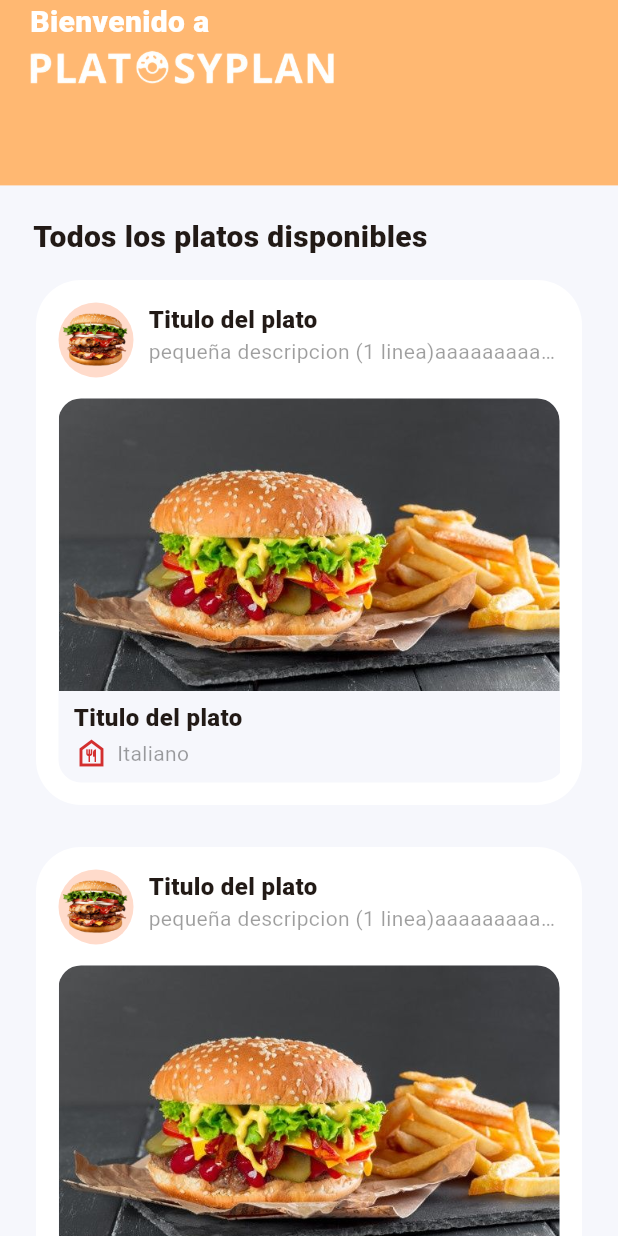
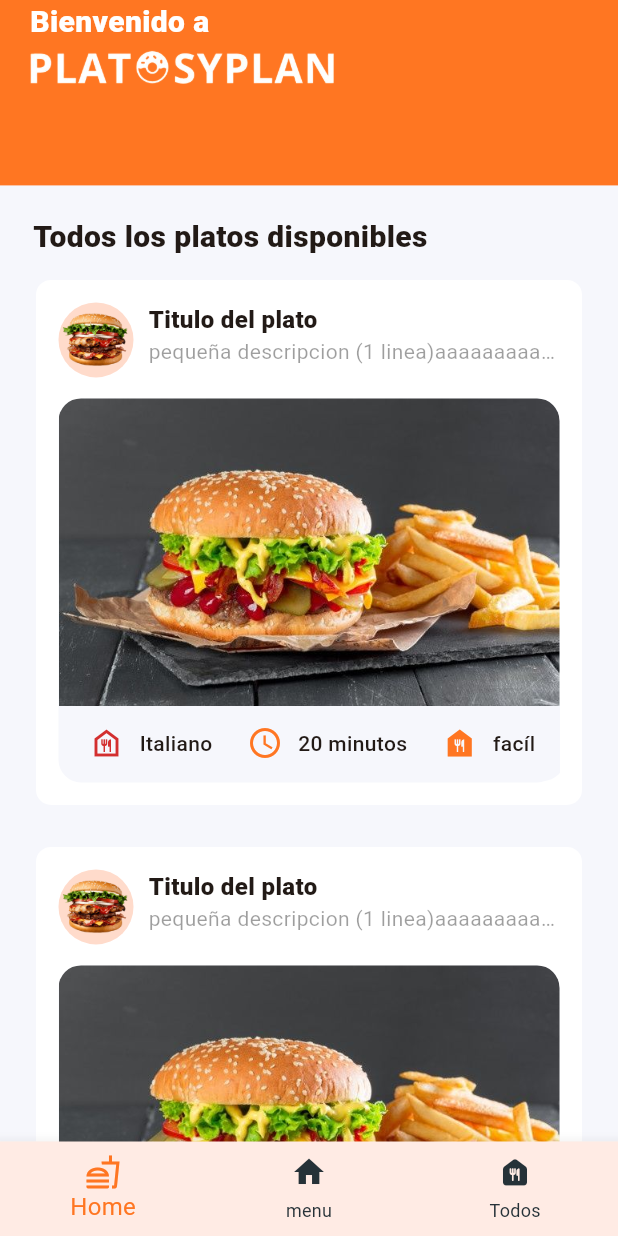
Before and after one commit to manuelcastrobarinas/platosyplan_app_flutter, a Flutter app: the screen it shows after launch, after a tap on "Siguiente", on a phone screen of 412 x 824 dp. Run offline on Flutter 3.47's test engine with Material 3 defaults, Android fonts, the phone set to English and light mode, and no system bars; our stand-ins replace bloc, flutter_bloc, flutter_svg.

Commit message:
add menu navegation

```diff
--- a/lib/presentation/screens/loading_screen.dart
+++ b/lib/presentation/screens/loading_screen.dart
@@ -60,7 +60,7 @@ class LoadingScreen extends StatelessWidget {
                 height: 50,
                 color : Theme.of(context).primaryColor,
                 shape : RoundedRectangleBorder(borderRadius: BorderRadius.circular(10)),
-                onPressed: () => Navigator.pushNamed(context, 'allrecets'),
+                onPressed: () => Navigator.pushNamed(context, 'navegation'),
                 child : const Text('Siguiente', style: TextStyle(color: Colors.white, fontWeight: FontWeight.bold, overflow: TextOverflow.ellipsis, fontSize: 17), maxLines: 1),
               ),
             )
--- /dev/null
+++ b/lib/presentation/screens/navegation/navegation_screen.dart
@@ -0,0 +1,50 @@
+import 'package:flutter/material.dart';
+import '../../views/views.dart';
+
+final List<StatelessWidget> _screens = <StatelessWidget>[
+  const AllRecetsView(),
+  const AllRecetsView(),
+  const AllRecetsView(),
+];
+
+  List<BottomNavigationBarItem> _items = [
+    const BottomNavigationBarItem(label: 'Home',    icon: Icon(Icons.fastfood_outlined)),
+    const BottomNavigationBarItem(label: 'menu',    icon: Icon(Icons.home)),
+    const BottomNavigationBarItem(label: 'Todos', icon: Icon(Icons.food_bank_rounded)),
+  ];
+
+
+class NavegationScreen extends StatefulWidget {
+  const NavegationScreen({super.key});
+
+  @override
+  State<NavegationScreen> createState() => _NavegationScreenState();
+}
+
+class _NavegationScreenState extends State<NavegationScreen> {
+
+  int index = 0;
+
+  @override
+  Widget build(BuildContext context) {
+    return Scaffold(
+      bottomNavigationBar: BottomNavigationBar(
+        currentIndex: index,
+        onTap: (int newIndex) {
+          setState(() {
+            index = newIndex;
+          });
+        },
+        items: _items,
+        // backgroundColor     : Colors.blueGrey[900],
+        // unselectedItemColor : Theme.of(context).primaryColorLight,
+        // selectedItemColor   : Theme.of(context).primaryColor,
+        backgroundColor     : Theme.of(context).primaryColorLight,
+        unselectedItemColor : Colors.blueGrey[900],
+        selectedItemColor   : Theme.of(context).primaryColor,
+        selectedFontSize    : 16,
+      ),
+      body: _screens[index],
+    );
+  }
+}
--- a/lib/presentation/screens/recets/all_recets_screen.dart
+++ b/lib/presentation/screens/recets/all_recets_screen.dart
@@ -35,10 +35,10 @@ class AllRecetsScreen extends StatelessWidget {
                     onTap: () => Navigator.pushNamed(context, 'recipe', arguments: i),
                     child: Card(
                       shape:  RoundedRectangleBorder(
-                        borderRadius: BorderRadius.circular(30.0),
+                        borderRadius: BorderRadius.circular(10.0),
                       ),
+                      color : Colors.white,
                       elevation: 0,
-                      color : Colors.white,
                       child : SizedBox(
                         height: 350,
                         child : Padding(
@@ -78,6 +78,7 @@ class AllRecetsScreen extends StatelessWidget {
                                 Expanded(
                                   flex: 4,
                                   child: Container(
+
                                     decoration : BoxDecoration(
                                       color : const Color(0xfff6f7fc),
                                       borderRadius: BorderRadius.circular(15.0),
@@ -92,29 +93,21 @@ class AllRecetsScreen extends StatelessWidget {
                                           bottom: 1,
                                           child: Container(
                                             padding : const EdgeInsets.symmetric(vertical: 5.0, horizontal: 10.0),
-                                            height  : 60,
+                                            height  : 50,
                                             width   : size.width * 0.82,
                                             decoration: const BoxDecoration(
                                               color: Color(0xfff6f7fc),
                                               borderRadius: BorderRadius.only(bottomLeft: Radius.circular(15), bottomRight: Radius.circular(15.0))
                                             ),
-                                            child: Column(
-                                              crossAxisAlignment: CrossAxisAlignment.start,
-                                              mainAxisAlignment: MainAxisAlignment.center,
-                                              children: [
-                                                const Text('Titulo del plato', style: sectionTitleStyle),
-                                                Row(
-                                                  crossAxisAlignment: CrossAxisAlignment.center,
-                                                  mainAxisAlignment : MainAxisAlignment.end,
-                                                  children: [
-                                                    Icon(Icons.food_bank_outlined, color: Colors.red[700]),
-                                                    const SizedBox(width: 5.0),
-                                                    const Expanded(
-                                                      child: Text('Italiano', style: TextStyle(color: Colors.black38, fontSize: 14, overflow: TextOverflow.ellipsis), maxLines: 1)
-                                                    ),
-                                                  ],
-                                                )
-                                              ]
+                                            child: const Padding(
+                                              padding:EdgeInsets.symmetric(horizontal: 10.0),
+                                              child: Column(
+                                                crossAxisAlignment: CrossAxisAlignment.start,
+                                                mainAxisAlignment: MainAxisAlignment.center,
+                                                children: [
+                                                  _StadisticsRecipe()
+                                                ]
+                                              ),
                                             ),
                                           ),
                                         )
@@ -153,7 +146,7 @@ class _Header extends StatelessWidget {
     return Container(
       width : double.infinity,
       height: size.height * 0.15,
-      color : Theme.of(context).secondaryHeaderColor,
+      color : Theme.of(context).primaryColor,
       child : SafeArea(
         child : Align(
           alignment: Alignment.centerLeft,
@@ -176,3 +169,40 @@ class _Header extends StatelessWidget {
     );
   }
 }
+
+
+
+class _StadisticsRecipe extends StatelessWidget {
+  const _StadisticsRecipe();
+
+  @override
+  Widget build(BuildContext context) {
+    return Row(
+      crossAxisAlignment: CrossAxisAlignment.start,
+        mainAxisAlignment: MainAxisAlignment.spaceBetween,
+        children: [
+          Row(
+            children: [
+              Icon(Icons.food_bank_outlined, color: Colors.red[700]),
+              const SizedBox(width: 10.0),
+              const Text('Italiano', style: TextStyle(fontWeight: FontWeight.w500, overflow: TextOverflow.ellipsis), maxLines: 1)
+            ],
+          ),
+          Row(
+            children: [
+              Icon(Icons.access_time_sharp, color: Theme.of(context).primaryColor),
+              const SizedBox(width: 10.0),
+              const Text('20 minutos', style: TextStyle(fontWeight: FontWeight.w500, overflow: TextOverflow.ellipsis), maxLines: 1)
+            ],
+          ),
+          Row(
+            children: [
+              Icon(Icons.food_bank, color: Theme.of(context).primaryColor),
+              const SizedBox(width: 10.0),
+              const Text('facíl', style: TextStyle(fontWeight: FontWeight.w500, overflow: TextOverflow.ellipsis), maxLines: 1)
+            ],
+          ),
+        ],
+      );
+  }
+}
--- a/lib/routes/routes.dart
+++ b/lib/routes/routes.dart
@@ -1,9 +1,11 @@
 import 'package:flutter/material.dart';
+import 'package:platosyplan/presentation/screens/navegation/navegation_screen.dart';
 import 'package:platosyplan/presentation/views/views.dart';
 
 Map<String, Widget Function(BuildContext)> routes = {
   'loading' : (_) => const LoadingView(),
   'recipe'  : (_) => const RecipeView(),
-  'cookingsteps'  : (_) => const CookingStepsView(),
-  'allrecets'     : (_) => const AllRecetsView(),
+  'cookingsteps' : (_) => const CookingStepsView(),
+  'allrecets'    : (_) => const AllRecetsView(),
+  'navegation'   : (_) => const NavegationScreen()
 };
```
